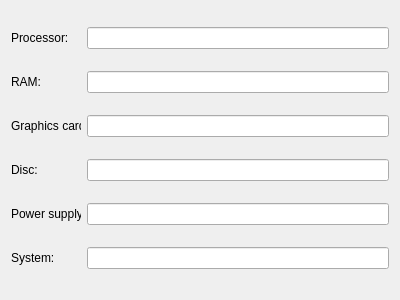
This is addeditcomputerwidget.ui in szymon27/xkomx as Qt 5 draws it before an edit. The edited form follows.
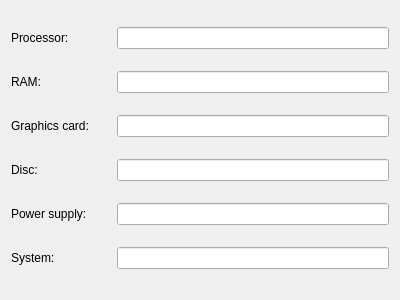
This is the edited form.

The edit to the form file:
```diff
--- a/addeditcomputerwidget.ui
+++ b/addeditcomputerwidget.ui
@@ -20,7 +20,7 @@
       <widget class="QLabel" name="lbProcessor">
        <property name="minimumSize">
         <size>
-         <width>70</width>
+         <width>100</width>
          <height>0</height>
         </size>
        </property>
@@ -46,7 +46,7 @@
       <widget class="QLabel" name="lbRam">
        <property name="minimumSize">
         <size>
-         <width>70</width>
+         <width>100</width>
          <height>0</height>
         </size>
        </property>
@@ -72,7 +72,7 @@
       <widget class="QLabel" name="lbGraphicsCard">
        <property name="minimumSize">
         <size>
-         <width>70</width>
+         <width>100</width>
          <height>0</height>
         </size>
        </property>
@@ -98,7 +98,7 @@
       <widget class="QLabel" name="lbDisc">
        <property name="minimumSize">
         <size>
-         <width>70</width>
+         <width>100</width>
          <height>0</height>
         </size>
        </property>
@@ -124,7 +124,7 @@
       <widget class="QLabel" name="lbPowerSupply">
        <property name="minimumSize">
         <size>
-         <width>70</width>
+         <width>100</width>
          <height>0</height>
         </size>
        </property>
@@ -150,7 +150,7 @@
       <widget class="QLabel" name="lbSystem">
        <property name="minimumSize">
         <size>
-         <width>70</width>
+         <width>100</width>
          <height>0</height>
         </size>
        </property>
```
